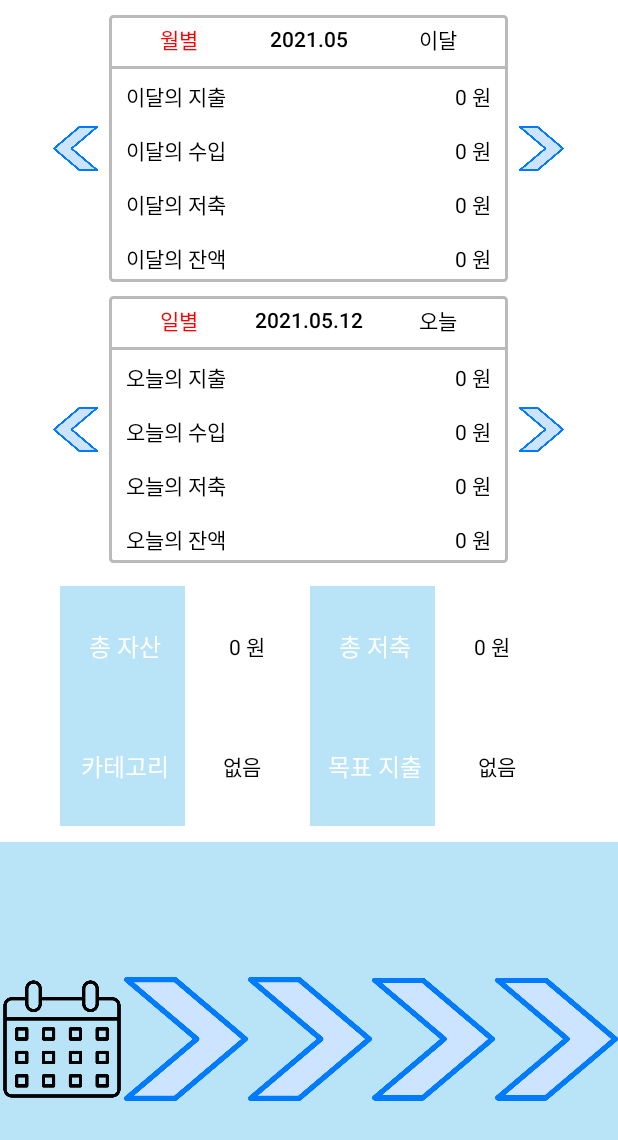
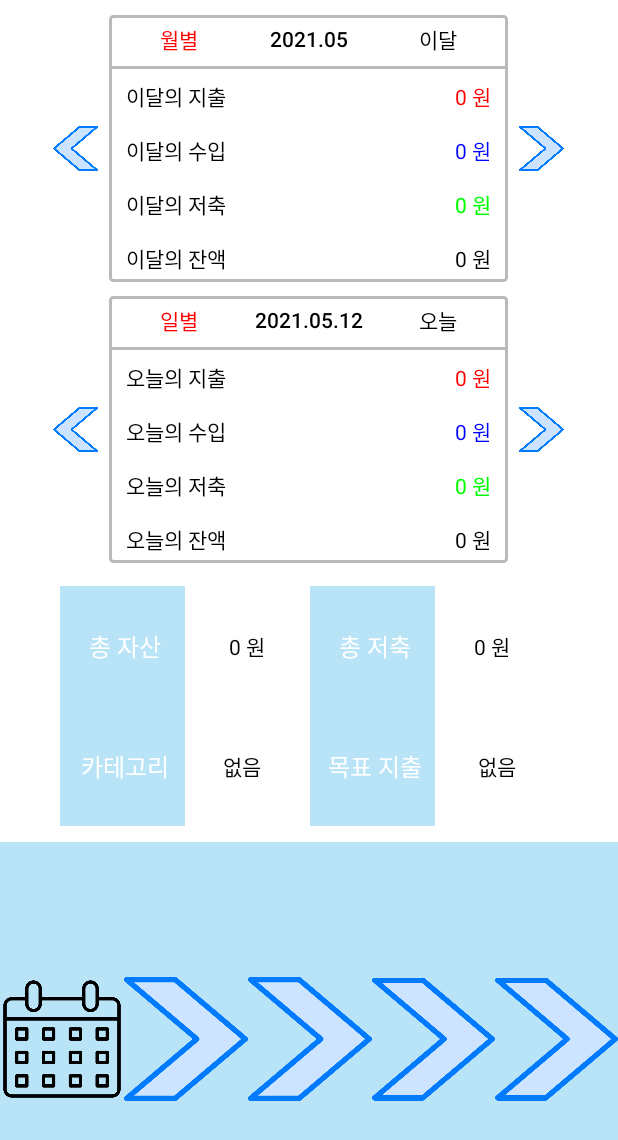
Before and after one commit to tmdngk0314/BlueAccountBook, an Android app: the MainActivity screen opened directly, with no data from a screen before it, on a phone screen of 412 x 824 dp. Shown: the top 1140 px of the screen. Run offline under Robolectric (Android 15) with nearby library versions, the light colour scheme and no system bars.

Commit message:
지출,수입,저축 글씨색을 바꿨다

```diff
--- a/app/src/main/res/layout/activity_main.xml
+++ b/app/src/main/res/layout/activity_main.xml
@@ -92,7 +92,7 @@
                         android:layout_height="wrap_content"
                         android:text="0 원    "
                         android:layout_gravity="center_vertical"
-                        android:textColor="#000000"
+                        android:textColor="#ff0000"
                         android:layout_weight="3"
                         android:textAlignment="textEnd"
                         tools:ignore="RtlCompat" />
@@ -112,7 +112,7 @@
                         android:layout_height="wrap_content"
                         android:text="0 원    "
                         android:layout_gravity="center_vertical"
-                        android:textColor="#000000"
+                        android:textColor="#0000ff"
                         android:layout_weight="3"
                         android:textAlignment="textEnd"
                         tools:ignore="RtlCompat" />
@@ -132,7 +132,7 @@
                         android:layout_height="wrap_content"
                         android:text="0 원    "
                         android:layout_gravity="center_vertical"
-                        android:textColor="#000000"
+                        android:textColor="#00ff00"
                         android:layout_weight="3"
                         android:textAlignment="textEnd"
                         tools:ignore="RtlCompat" />
@@ -240,7 +240,7 @@
                         android:layout_height="wrap_content"
                         android:text="0 원    "
                         android:layout_gravity="center_vertical"
-                        android:textColor="#000000"
+                        android:textColor="#ff0000"
                         android:layout_weight="3"
                         android:textAlignment="textEnd"
                         tools:ignore="RtlCompat" />
@@ -260,7 +260,7 @@
                         android:layout_height="wrap_content"
                         android:text="0 원    "
                         android:layout_gravity="center_vertical"
-                        android:textColor="#000000"
+                        android:textColor="#0000ff"
                         android:layout_weight="3"
                         android:textAlignment="textEnd"
                         tools:ignore="RtlCompat" />
@@ -280,7 +280,7 @@
                         android:layout_height="wrap_content"
                         android:text="0 원    "
                         android:layout_gravity="center_vertical"
-                        android:textColor="#000000"
+                        android:textColor="#00ff00"
                         android:layout_weight="3"
                         android:textAlignment="textEnd"
                         tools:ignore="RtlCompat" />
```
